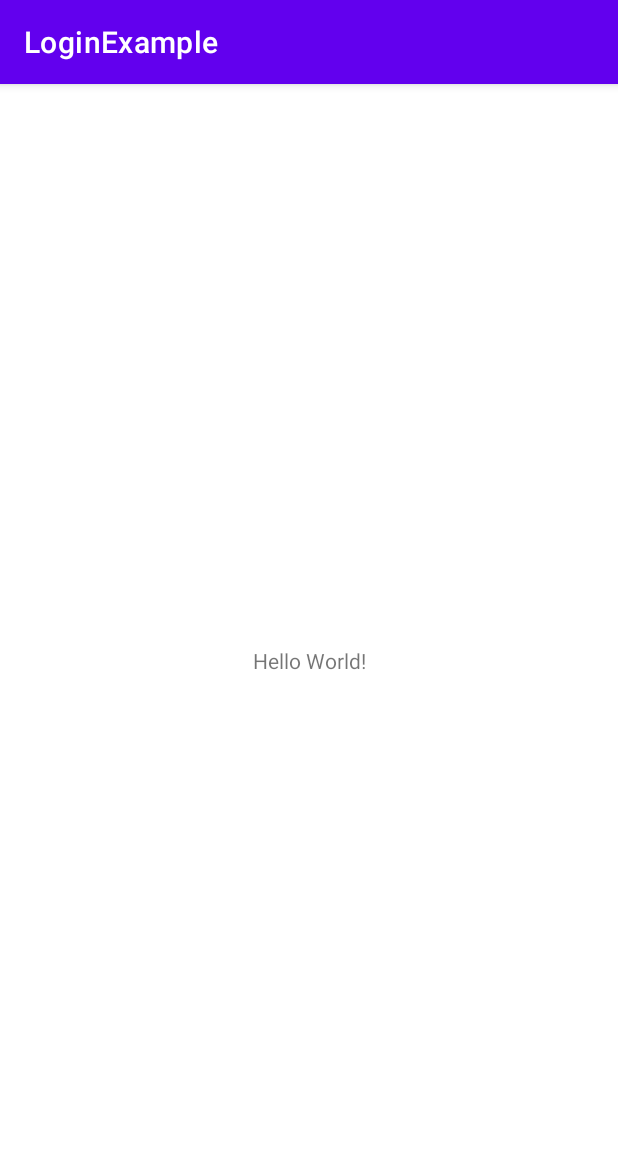
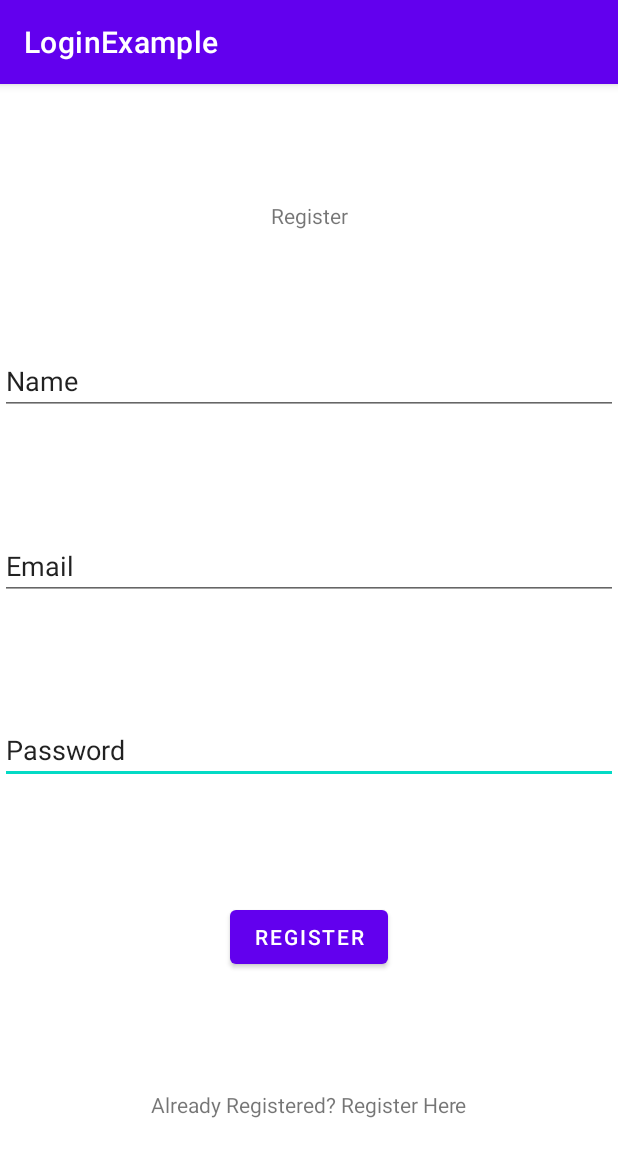
Before and after one commit to Lmamaril/LoginExample, an Android app: the screen it shows after launch (MainActivity before the commit, Register after it), on a phone screen of 412 x 824 dp. Shown: the top 1157 px of the screen. Run offline under Robolectric (Android 15) with nearby library versions, the phone set to English and light mode, and no system bars; our stand-ins replace Firebase (no records; nobody signed in at launch, a user with empty details on screens opened directly).

Commit message:
successful registration

```diff
--- a/app/build.gradle
+++ b/app/build.gradle
@@ -1,5 +1,6 @@
 plugins {
     id 'com.android.application'
+    id 'com.google.gms.google-services'
 }
 
 android {
@@ -33,6 +34,9 @@ dependencies {
     implementation 'androidx.appcompat:appcompat:1.4.1'
     implementation 'com.google.android.material:material:1.5.0'
     implementation 'androidx.constraintlayout:constraintlayout:2.1.3'
+    implementation 'com.google.firebase:firebase-auth:21.0.1'
+    implementation platform('com.google.firebase:firebase-bom:29.1.0')
+    implementation 'com.google.firebase:firebase-auth'
     testImplementation 'junit:junit:4.+'
     androidTestImplementation 'androidx.test.ext:junit:1.1.3'
     androidTestImplementation 'androidx.test.espresso:espresso-core:3.4.0'
--- a/app/src/main/AndroidManifest.xml
+++ b/app/src/main/AndroidManifest.xml
@@ -1,7 +1,7 @@
 <?xml version="1.0" encoding="utf-8"?>
 <manifest xmlns:android="http://schemas.android.com/apk/res/android"
     package="edu.neu.loginexample">
-
+    <uses-permission android:name="android.permission.INTERNET"></uses-permission>
     <application
         android:allowBackup="true"
         android:icon="@mipmap/ic_launcher"
@@ -10,8 +10,8 @@
         android:supportsRtl="true"
         android:theme="@style/Theme.LoginExample">
         <activity android:name=".Login"></activity>
-        <activity android:name=".Register" />
-        <activity android:name=".MainActivity">
+        <activity android:name=".MainActivity"></activity>
+        <activity android:name=".Register" android:exported="true" >
             <intent-filter>
                 <action android:name="android.intent.action.MAIN" />
 
--- a/app/src/main/java/edu/neu/loginexample/Login.java
+++ b/app/src/main/java/edu/neu/loginexample/Login.java
@@ -4,7 +4,11 @@ import androidx.appcompat.app.AppCompatActivity;
 
 import android.os.Bundle;
 
+import com.google.firebase.auth.FirebaseAuth;
+
 public class Login extends AppCompatActivity {
+
+    FirebaseAuth mAuth;
 
     @Override
     protected void onCreate(Bundle savedInstanceState) {
--- a/app/src/main/java/edu/neu/loginexample/Register.java
+++ b/app/src/main/java/edu/neu/loginexample/Register.java
@@ -1,14 +1,90 @@
 package edu.neu.loginexample;
 
+import androidx.annotation.NonNull;
 import androidx.appcompat.app.AppCompatActivity;
 
+import android.content.Intent;
 import android.os.Bundle;
+import android.text.TextUtils;
+import android.view.View;
+import android.widget.Button;
+import android.widget.EditText;
+import android.widget.ProgressBar;
+import android.widget.TextView;
+import android.widget.Toast;
+
+import com.google.android.gms.tasks.OnCompleteListener;
+import com.google.android.gms.tasks.Task;
+import com.google.firebase.auth.AuthResult;
+import com.google.firebase.auth.FirebaseAuth;
 
 public class Register extends AppCompatActivity {
+    EditText name, email, password;
+    Button registerButton;
+    TextView loginButton;
+    FirebaseAuth auth;
+    ProgressBar progressBar;
 
     @Override
     protected void onCreate(Bundle savedInstanceState) {
         super.onCreate(savedInstanceState);
         setContentView(R.layout.activity_register);
+
+        name = findViewById(R.id.name_entry);
+        email = findViewById(R.id.email_entry);
+        password = findViewById(R.id.password_entry);
+        registerButton = findViewById(R.id.register_button);
+        loginButton = findViewById(R.id.already_registered);
+
+        auth = FirebaseAuth.getInstance();
+        progressBar = findViewById(R.id.progressBar);
+
+        checkIfLoggedIn();
+
+        registerButton.setOnClickListener(new View.OnClickListener() {
+            @Override
+            public void onClick(View v) {
+                String emailStr = email.getText().toString().trim();
+                String passwordStr = password.getText().toString().trim();
+                if(TextUtils.isEmpty(emailStr)) {
+                    email.setError("Please enter your email");
+                }
+                else if(TextUtils.isEmpty(passwordStr)) {
+                    password.setError("Please enter your password");
+                } else {
+                    progressBar.setVisibility(View.VISIBLE);
+                    auth.createUserWithEmailAndPassword(emailStr, passwordStr).addOnCompleteListener(new OnCompleteListener<AuthResult>() {
+                        @Override
+                        public void onComplete(@NonNull Task<AuthResult> task) {
+                            if(task.isSuccessful()) {
+                                Toast.makeText(Register.this,
+                                        "Successfully Registered", Toast.LENGTH_SHORT).show();
+                                startActivity(new Intent(getApplicationContext(),
+                                        MainActivity.class));
+                            } else {
+                                Toast.makeText(Register.this,
+                                        "Unsuccessful Registration", Toast.LENGTH_SHORT).show();
+                            }
+                        }
+                    });
+                }
+
+
+
+            }
+        });
+
+        loginButton.setOnClickListener(new View.OnClickListener() {
+            @Override
+            public void onClick(View v) {
+                startActivity(new Intent(Register.this, Login.class));
+            }
+        });
+    }
+
+    public void checkIfLoggedIn() {
+        if (auth.getCurrentUser() != null) {
+            startActivity(new Intent(getApplicationContext(), MainActivity.class));
+        }
     }
 }
--- a/app/src/main/res/layout/activity_login.xml
+++ b/app/src/main/res/layout/activity_login.xml
@@ -20,7 +20,7 @@ tools:context=".Login">
 
 <EditText
     android:id="@+id/email_entry"
-    android:layout_width=".5dp"
+    android:layout_width="match_parent"
     android:layout_height="wrap_content"
     android:text="Email"
     app:layout_constraintTop_toBottomOf="@+id/login_title"
@@ -31,7 +31,7 @@ tools:context=".Login">
 
     <EditText
         android:id="@+id/password_entry"
-        android:layout_width=".5dp"
+        android:layout_width="match_parent"
         android:layout_height="wrap_content"
         android:text="Password"
         app:layout_constraintTop_toBottomOf="@+id/email_entry"
--- a/app/src/main/res/layout/activity_register.xml
+++ b/app/src/main/res/layout/activity_register.xml
@@ -8,7 +8,7 @@
 
     <EditText
         android:id="@+id/password_entry"
-        android:layout_width=".5dp"
+        android:layout_width="match_parent"
         android:layout_height="wrap_content"
         android:text="Password"
         app:layout_constraintBottom_toTopOf="@+id/register_button"
@@ -30,7 +30,7 @@
 
     <EditText
         android:id="@+id/name_entry"
-        android:layout_width=".5dp"
+        android:layout_width="match_parent"
         android:layout_height="wrap_content"
         android:text="Name"
         app:layout_constraintBottom_toTopOf="@+id/email_entry"
@@ -41,7 +41,7 @@
 
     <EditText
         android:id="@+id/email_entry"
-        android:layout_width=".5dp"
+        android:layout_width="match_parent"
         android:layout_height="wrap_content"
         android:text="Email"
         app:layout_constraintBottom_toTopOf="@+id/password_entry"
@@ -66,10 +66,22 @@
         android:layout_width="wrap_content"
         android:layout_height="wrap_content"
         android:text="Already Registered? Register Here"
+        android:clickable="true"
         app:layout_constraintBottom_toBottomOf="parent"
         app:layout_constraintEnd_toEndOf="parent"
         app:layout_constraintHorizontal_bias="0.5"
         app:layout_constraintStart_toStartOf="parent"
         app:layout_constraintTop_toBottomOf="@+id/register_button" />
 
+    <ProgressBar
+        android:id="@+id/progressBar"
+        style="?android:attr/progressBarStyle"
+        android:layout_width="wrap_content"
+        android:layout_height="wrap_content"
+        android:layout_marginEnd="16dp"
+        android:layout_marginBottom="24dp"
+        android:visibility="invisible"
+        app:layout_constraintBottom_toBottomOf="parent"
+        app:layout_constraintEnd_toEndOf="parent" />
+
 </androidx.constraintlayout.widget.ConstraintLayout>
--- a/build.gradle
+++ b/build.gradle
@@ -6,6 +6,7 @@ buildscript {
     }
     dependencies {
         classpath "com.android.tools.build:gradle:4.2.2"
+        classpath 'com.google.gms:google-services:4.3.10'
 
         // NOTE: Do not place your application dependencies here; they belong
         // in the individual module build.gradle files
```
Also changed, not shown: app/src/main/java/edu/neu/loginexample/MainActivity.java (+17 -0 lines), 1 other file.
